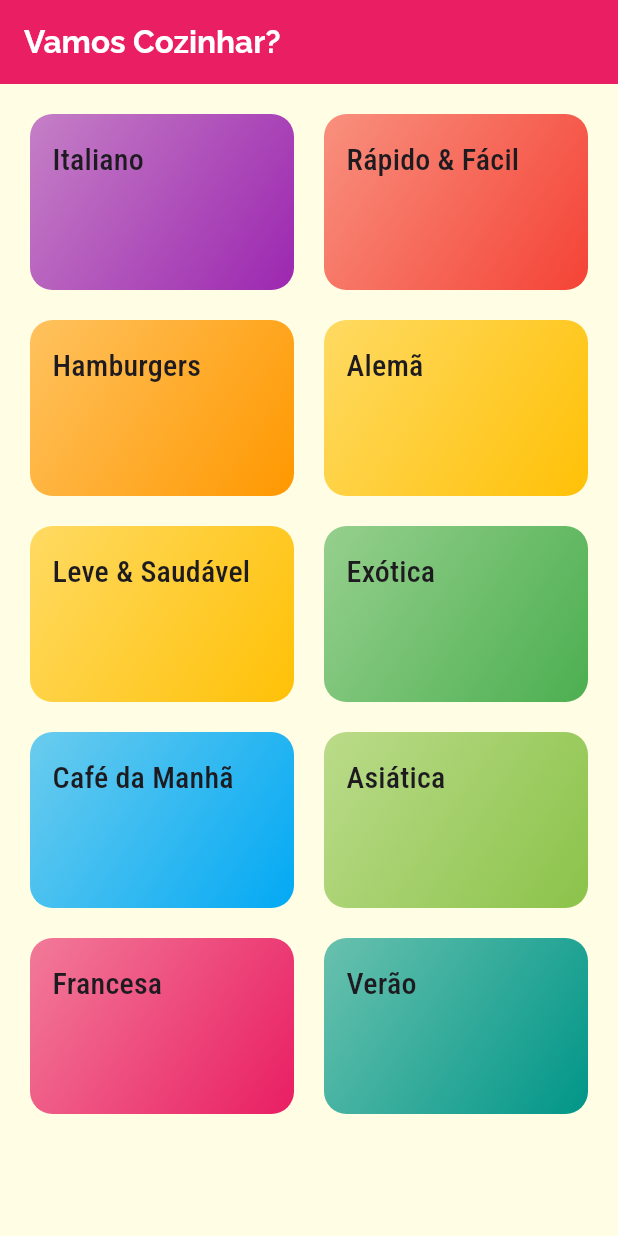
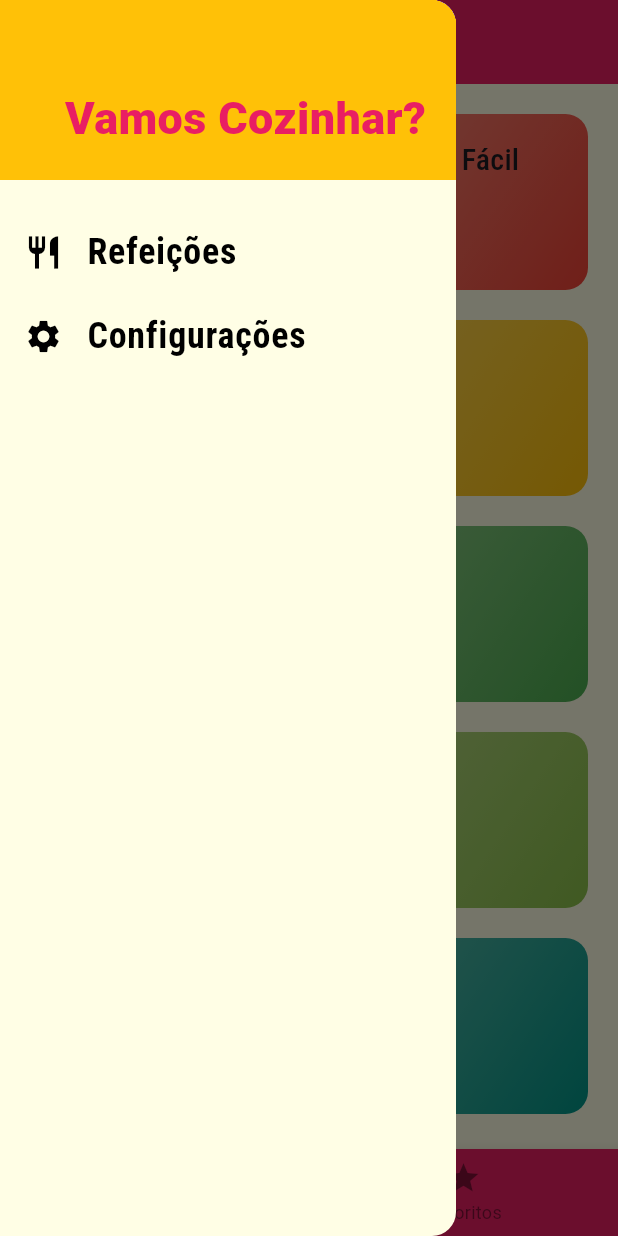
Before and after one commit to enzo-cezarg/meals-app, a Flutter app: the screen it shows after launch, with the side drawer open (before the commit the screen has no drawer), on a phone screen of 412 x 824 dp. Run offline on Flutter 3.47's test engine with Material 3 defaults, Android fonts, the phone set to English and light mode, and no system bars.

Commit message:
navegação por abas e drawer implementados

```diff
--- a/lib/main.dart
+++ b/lib/main.dart
@@ -1,5 +1,7 @@
 import 'package:flutter/material.dart';
-import 'package:meals/views/not_found_view.dart';
+import 'views/settings_view.dart';
+import 'views/not_found_view.dart';
+import 'views/tabs_view.dart';
 import 'views/categories_view.dart';
 import 'views/categories_meals_view.dart';
 import 'views/meal_detail_view.dart';
@@ -43,9 +45,10 @@ class MyApp extends StatelessWidget {
       ),
       //home: CategoriesView(),
       routes: {
-        AppRoutes.home: (ctx) => CategoriesView(),
+        AppRoutes.home: (ctx) => TabsView(),
         AppRoutes.categoriesMeals: (ctx) => CategoriesMealsView(),
         AppRoutes.mealDetail: (ctx) => MealDetailView(),
+        AppRoutes.settings: (ctx) => SettingsView(),
       },
       onUnknownRoute: (settings) => MaterialPageRoute(builder: (_) {
         return NotFoundView();
--- a/lib/utils/app_routes.dart
+++ b/lib/utils/app_routes.dart
@@ -2,4 +2,5 @@ class AppRoutes {
   static const home = '/';
   static const categoriesMeals = '/categories-meals';
   static const mealDetail = '/meal-detail';
+  static const settings = '/settings';
 }
--- a/lib/views/categories_view.dart
+++ b/lib/views/categories_view.dart
@@ -7,15 +7,7 @@ class CategoriesView extends StatelessWidget {
 
   @override
   Widget build(BuildContext context) {
-    return Scaffold(
-      appBar: AppBar(
-        title: Text(
-          'Vamos Cozinhar?',
-          style: Theme.of(context).textTheme.titleLarge,
-        ),
-        backgroundColor: Theme.of(context).colorScheme.primary,
-      ),
-      body: GridView(
+    return GridView(
         padding: EdgeInsets.all(20),
         gridDelegate: SliverGridDelegateWithMaxCrossAxisExtent(
           maxCrossAxisExtent: 200,
@@ -26,7 +18,6 @@ class CategoriesView extends StatelessWidget {
         children: dummyCategories.map((cat) {
           return CategoryItem(category: cat);
         }).toList(),
-      ),
-    );
+      );
   }
 }
--- /dev/null
+++ b/lib/views/favorite_view.dart
@@ -0,0 +1,12 @@
+import 'package:flutter/material.dart';
+
+class FavoriteView extends StatelessWidget {
+  const FavoriteView({super.key});
+
+  @override
+  Widget build(BuildContext context) {
+    return Center(
+      child: Text('Minhas Refeições Favoritas!'),
+    );
+  }
+}
--- /dev/null
+++ b/lib/views/settings_view.dart
@@ -0,0 +1,17 @@
+import 'package:flutter/material.dart';
+
+class SettingsView extends StatelessWidget {
+  const SettingsView({super.key});
+
+  @override
+  Widget build(BuildContext context) {
+    return Scaffold(
+      appBar: AppBar(
+        title: Text('Configurações'),
+      ),
+      body: Center(
+        child: Text('Configurações!'),
+      ),
+    );
+  }
+}
--- /dev/null
+++ b/lib/views/tabs_view.dart
@@ -0,0 +1,58 @@
+import 'package:flutter/material.dart';
+import 'categories_view.dart';
+import 'favorite_view.dart';
+import '../widgets/main_drawer.dart';
+
+class TabsView extends StatefulWidget {
+  const TabsView({super.key});
+
+  @override
+  State<TabsView> createState() => _TabsViewState();
+}
+
+class _TabsViewState extends State<TabsView> {
+  int _selectedViewIndex = 0;
+  final List<Map<String, Object>> _views = [
+    {'title': 'Lista de Categorias', 'view': CategoriesView()},
+    {'title': 'Meus Favoritos', 'view': FavoriteView()},
+  ];
+
+  _selectView(int index) {
+    setState(() {
+      _selectedViewIndex = index;
+    });
+  }
+
+  @override
+  Widget build(BuildContext context) {
+    return Scaffold(
+      appBar: AppBar(
+        title: Text(
+          _views[_selectedViewIndex]['title'] as String,
+          style: Theme.of(context).textTheme.titleLarge,
+        ),
+        backgroundColor: Theme.of(context).colorScheme.primary,
+        foregroundColor: Theme.of(context).colorScheme.onPrimary,
+      ),
+      drawer: MainDrawer(),
+      body: _views[_selectedViewIndex]['view'] as Widget,
+      bottomNavigationBar: BottomNavigationBar(
+        onTap: _selectView,
+        backgroundColor: Theme.of(context).colorScheme.primary,
+        unselectedItemColor: Colors.black45,
+        selectedItemColor: Theme.of(context).colorScheme.onPrimary,
+        currentIndex: _selectedViewIndex,
+        items: [
+          BottomNavigationBarItem(
+            icon: Icon(Icons.category),
+            label: 'Categorias',
+          ),
+          BottomNavigationBarItem(
+            icon: Icon(Icons.star),
+            label: 'Favoritos',
+          ),
+        ],
+      ),
+    );
+  }
+}
--- /dev/null
+++ b/lib/widgets/main_drawer.dart
@@ -0,0 +1,60 @@
+import 'package:flutter/material.dart';
+import '../utils/app_routes.dart';
+
+class MainDrawer extends StatelessWidget {
+  const MainDrawer({super.key});
+
+  Widget _createItem(IconData icon, String label, Function onTap) {
+    return ListTile(
+      onTap: () => onTap(),
+      leading: Icon(
+        icon,
+        size: 26,
+      ),
+      title: Text(
+        label,
+        style: TextStyle(
+          fontFamily: 'RobotoCondensed',
+          fontSize: 24,
+          fontWeight: FontWeight.bold,
+        ),
+      ),
+    );
+  }
+
+  @override
+  Widget build(BuildContext context) {
+    return Drawer(
+      child: Column(
+        children: [
+          Container(
+            height: 120,
+            width: double.infinity,
+            padding: EdgeInsets.all(20),
+            alignment: Alignment.bottomRight,
+            color: Theme.of(context).colorScheme.secondary,
+            child: Text(
+              'Vamos Cozinhar?',
+              style: TextStyle(
+                fontWeight: FontWeight.w900,
+                fontSize: 30,
+                color: Theme.of(context).colorScheme.primary,
+              ),
+            ),
+          ),
+          SizedBox(height: 20),
+          _createItem(
+            Icons.restaurant,
+            'Refeições',
+            () => Navigator.of(context).pushNamed(AppRoutes.home),
+          ),
+          _createItem(
+            Icons.settings,
+            'Configurações',
+            () => Navigator.of(context).pushNamed(AppRoutes.settings),
+          ),
+        ],
+      ),
+    );
+  }
+}
```
